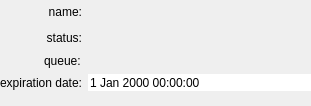
This is python/soma/workflow/gui/wf_status_name_date.ui in populse/soma-workflow as Qt 5 draws it before an edit. The edited form follows.
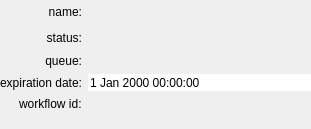
This is the edited form.

Commit message: display the workflow id in the GUI

The edit to the form file:
```diff
--- a/python/soma/workflow/gui/wf_status_name_date.ui
+++ b/python/soma/workflow/gui/wf_status_name_date.ui
@@ -7,7 +7,7 @@
     <x>0</x>
     <y>0</y>
     <width>311</width>
-    <height>106</height>
+    <height>129</height>
    </rect>
   </property>
   <property name="windowTitle">
@@ -132,7 +132,7 @@
      </property>
     </widget>
    </item>
-   <item row="4" column="2">
+   <item row="5" column="2">
     <spacer name="verticalSpacer">
      <property name="orientation">
       <enum>Qt::Vertical</enum>
@@ -150,6 +150,9 @@
      <property name="text">
       <string>queue:</string>
      </property>
+     <property name="alignment">
+      <set>Qt::AlignRight|Qt::AlignTrailing|Qt::AlignVCenter</set>
+     </property>
     </widget>
    </item>
    <item row="2" column="2">
@@ -159,6 +162,20 @@
      </property>
     </widget>
    </item>
+   <item row="4" column="1">
+    <widget class="QLabel" name="label_4">
+     <property name="text">
+      <string>workflow id:</string>
+     </property>
+    </widget>
+   </item>
+   <item row="4" column="2">
+    <widget class="QLabel" name="wf_id">
+     <property name="text">
+      <string/>
+     </property>
+    </widget>
+   </item>
   </layout>
  </widget>
  <resources/>
```
The commit also changes 1 other file.
